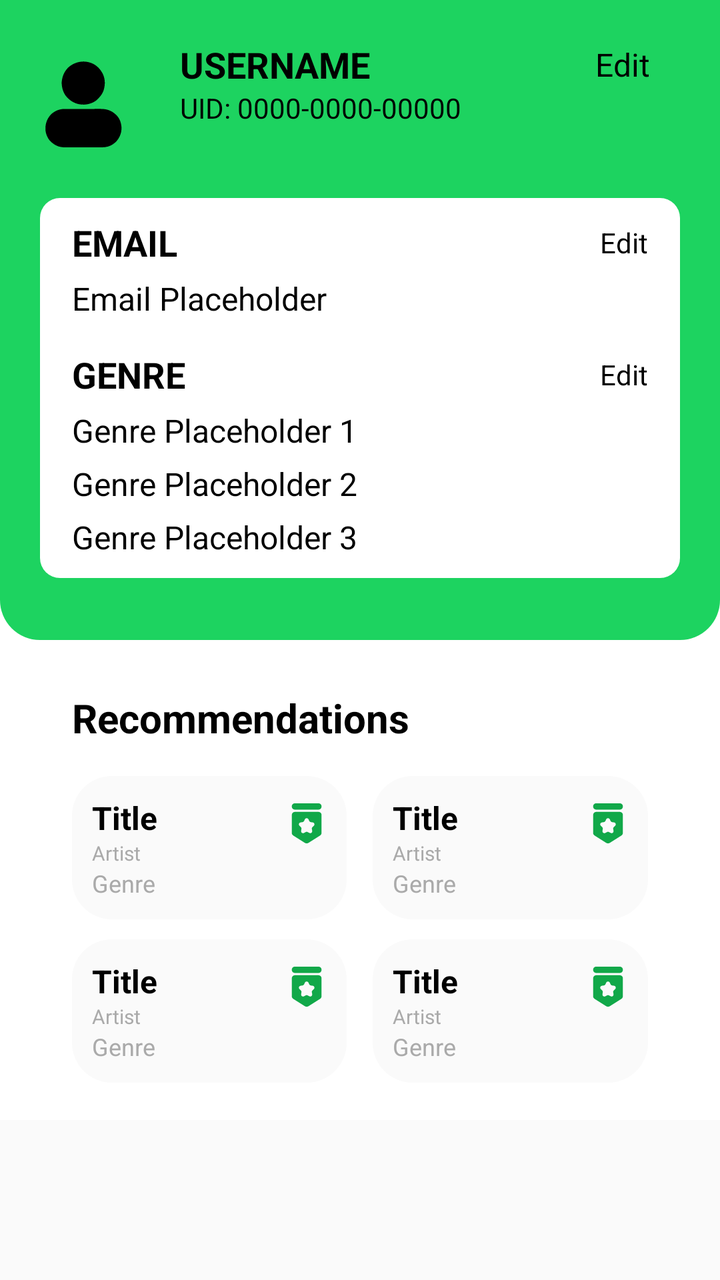
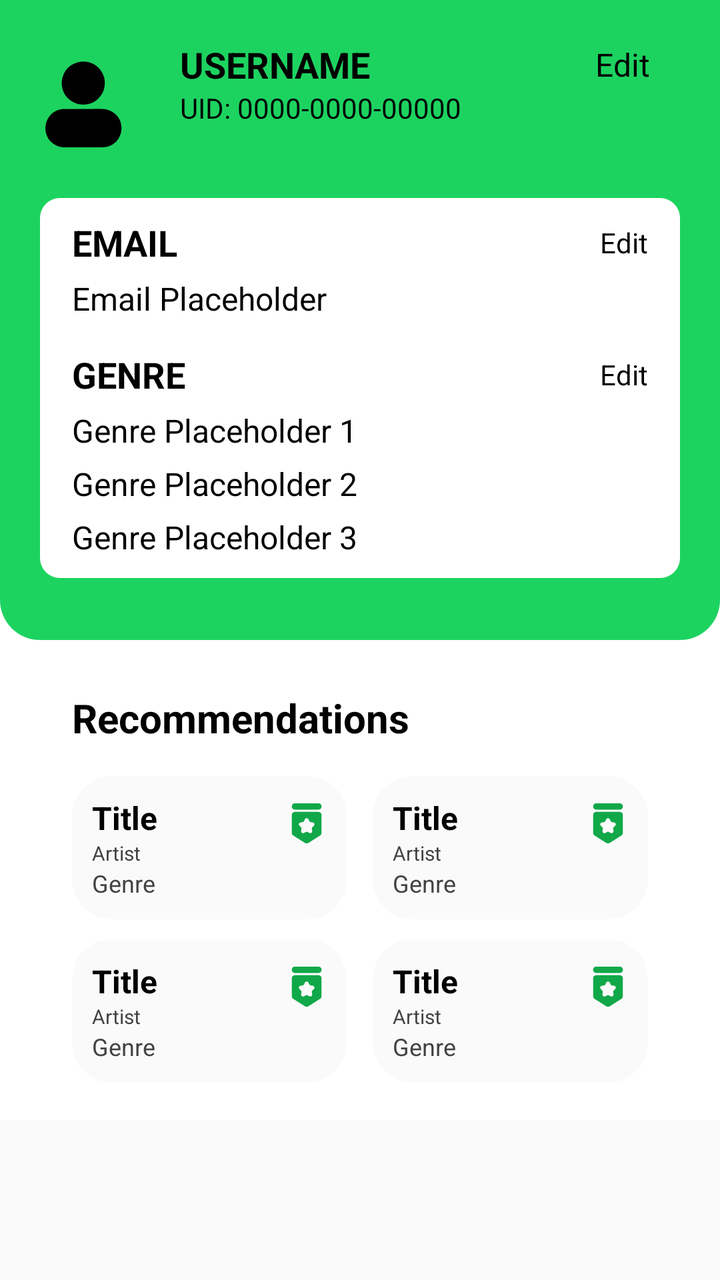

Two renders of the same Android screen: before a commit and after it. Below are the layout's source before the change and the commit's diff.
<!-- AndroidManifest.xml: application theme Theme.Achordpany -->
<!-- res/layout/fragment_profile.xml -->
<?xml version="1.0" encoding="utf-8"?>
<androidx.constraintlayout.widget.ConstraintLayout
    xmlns:android="http://schemas.android.com/apk/res/android"
    xmlns:tools="http://schemas.android.com/tools"
    xmlns:app="http://schemas.android.com/apk/res-auto"
    android:id="@+id/scrollView"
    android:layout_width="match_parent"
    android:layout_height="match_parent"
    android:padding="0dp"
    android:layout_marginTop="100dp"
    android:background="#FAFAFA">

    
    <LinearLayout
        android:layout_width="match_parent"
        android:layout_height="560dp"
        android:orientation="vertical"
        android:background="@color/white"
        app:layout_constraintStart_toEndOf="parent"
        app:layout_constraintBaseline_toBottomOf="parent"
        android:layout_marginTop="200dp">

        
        <LinearLayout
            android:layout_width="match_parent"
            android:layout_height="320dp"
            android:orientation="vertical"
            android:background="@drawable/rounded_background_profile"
            android:paddingBottom="0dp"
            android:layout_marginTop="0dp">

            
            <LinearLayout
                android:id="@+id/profile_header"
                android:layout_width="match_parent"
                android:layout_height="wrap_content"
                android:layout_marginTop="10dp"
                android:background="#1DD360"
                android:orientation="horizontal"
                android:padding="10dp">

                <ImageView
                    android:id="@+id/profile_image"
                    android:layout_width="64dp"
                    android:layout_height="64dp"
                    android:contentDescription="Profile Image"
                    android:src="@drawable/ic_profile_black_24dp" />

                
                <LinearLayout
                    android:layout_width="0dp"
                    android:layout_height="wrap_content"
                    android:layout_weight="1"
                    android:orientation="vertical"
                    android:paddingStart="16dp">

                    
                    <LinearLayout
                        android:layout_width="match_parent"
                        android:layout_height="wrap_content"
                        android:orientation="horizontal"
                        android:gravity="center_vertical">

                        <TextView
                            android:id="@+id/username"
                            android:layout_width="wrap_content"
                            android:layout_height="wrap_content"
                            android:text="USERNAME"
                            android:textColor="@color/black"
                            android:textSize="18sp"
                            android:textStyle="bold" />

                        
                        <View
                            android:layout_width="0dp"
                            android:layout_height="0dp"
                            android:layout_weight="1" />

                        <TextView
                            android:id="@+id/edit_username"
                            android:layout_width="wrap_content"
                            android:layout_height="wrap_content"
                            android:text="Edit"
                            android:layout_marginEnd="25dp"
                            android:textColor="@color/black"
                            android:textSize="16sp" />
                    </LinearLayout>

                    
                    <TextView
                        android:id="@+id/uid"
                        android:layout_width="wrap_content"
                        android:layout_height="wrap_content"
                        android:text="UID: 0000-0000-00000"
                        android:textColor="@color/black"
                        android:textSize="14sp" />
                </LinearLayout>
            </LinearLayout>

            
            <LinearLayout
                android:layout_width="match_parent"
                android:layout_height="200dp"
                android:layout_marginStart="20dp"
                android:layout_marginEnd="20dp"
                android:orientation="horizontal"
                android:gravity="center_vertical">

                
                <LinearLayout
                    android:layout_width="0dp"
                    android:layout_height="190dp"
                    android:layout_weight="1"
                    android:layout_marginBottom="0dp"
                    android:background="@drawable/rounded_background_home"
                    android:orientation="vertical"
                    android:padding="0dp">

                    
                    <RelativeLayout
                        android:layout_width="match_parent"
                        android:layout_height="wrap_content"
                        android:paddingStart="16dp"
                        android:paddingEnd="16dp"
                        android:layout_marginTop="10dp">

                        <TextView
                            android:id="@+id/email"
                            android:layout_width="wrap_content"
                            android:layout_height="wrap_content"
                            android:text="EMAIL"
                            android:textColor="@color/black"
                            android:textSize="18sp"
                            android:textStyle="bold"
                            android:layout_alignParentStart="true"
                            android:layout_centerVertical="true" />

                        <TextView
                            android:id="@+id/edit_email"
                            android:layout_width="wrap_content"
                            android:layout_height="wrap_content"
                            android:text="Edit"
                            android:textColor="@color/black"
                            android:layout_alignParentEnd="true"
                            android:layout_centerVertical="true" />
                    </RelativeLayout>

                    
                    <TextView
                        android:id="@+id/email_placeholder"
                        android:layout_width="match_parent"
                        android:layout_height="wrap_content"
                        android:text="Email Placeholder"
                        android:textColor="@color/black"
                        android:textSize="16sp"
                        android:paddingStart="16dp"
                        android:paddingEnd="16dp"
                        android:layout_marginTop="5dp" />

                    
                    <RelativeLayout
                        android:layout_width="match_parent"
                        android:layout_height="wrap_content"
                        android:paddingStart="16dp"
                        android:paddingEnd="16dp"
                        android:layout_marginTop="15dp">

                        <TextView
                            android:id="@+id/genre"
                            android:layout_width="wrap_content"
                            android:layout_height="wrap_content"
                            android:text="GENRE"
                            android:textColor="@color/black"
                            android:textSize="18sp"
                            android:textStyle="bold"
                            android:layout_alignParentStart="true"
                            android:layout_centerVertical="true" />

                        <TextView
                            android:id="@+id/edit_genre"
                            android:layout_width="wrap_content"
                            android:layout_height="wrap_content"
                            android:text="Edit"
                            android:textColor="@color/black"
                            android:layout_alignParentEnd="true"
                            android:layout_centerVertical="true" />
                    </RelativeLayout>

                    
                    <TextView
                        android:id="@+id/genre_placeholder_1"
                        android:layout_width="match_parent"
                        android:layout_height="wrap_content"
                        android:text="Genre Placeholder 1"
                        android:textColor="@color/black"
                        android:textSize="16sp"
                        android:paddingStart="16dp"
                        android:paddingEnd="16dp"
                        android:layout_marginTop="5dp" />

                    <TextView
                        android:id="@+id/genre_placeholder_2"
                        android:layout_width="match_parent"
                        android:layout_height="wrap_content"
                        android:text="Genre Placeholder 2"
                        android:textColor="@color/black"
                        android:textSize="16sp"
                        android:paddingStart="16dp"
                        android:paddingEnd="16dp"
                        android:layout_marginTop="5dp" />

                    <TextView
                        android:id="@+id/genre_placeholder_3"
                        android:layout_width="match_parent"
                        android:layout_height="wrap_content"
                        android:text="Genre Placeholder 3"
                        android:textColor="@color/black"
                        android:textSize="16sp"
                        android:paddingStart="16dp"
                        android:paddingEnd="16dp"
                        android:layout_marginTop="5dp" />

                </LinearLayout>

            </LinearLayout>

        </LinearLayout>

        
        <LinearLayout
            android:layout_width="match_parent"
            android:layout_height="230dp"
            android:layout_marginStart="16dp"
            android:layout_marginEnd="16dp"
            android:layout_marginTop="10dp"
            android:layout_marginBottom="10dp"
            android:background="@drawable/rounded_bg_recommendations_profile"
            android:orientation="vertical">

            
            <LinearLayout
                android:layout_width="match_parent"
                android:layout_height="wrap_content"
                android:orientation="horizontal"
                android:gravity="center_vertical"
                android:paddingVertical="8dp">
                <TextView
                    android:layout_width="wrap_content"
                    android:layout_height="wrap_content"
                    android:text="Recommendations"
                    android:textSize="20sp"
                    android:textStyle="bold"
                    android:layout_marginStart="20dp"
                    android:layout_marginTop="5dp"
                    android:textColor="@android:color/black" />
            </LinearLayout>

            
            <LinearLayout
                android:layout_width="match_parent"
                android:layout_height="wrap_content"
                android:orientation="horizontal"
                android:layout_marginTop="10dp"
                android:gravity="center_vertical">

                
                <LinearLayout
                    android:layout_width="0dp"
                    android:layout_height="wrap_content"
                    android:layout_weight="1"
                    android:orientation="horizontal"
                    android:gravity="center_vertical"
                    android:padding="10dp"
                    android:layout_marginStart="20dp"
                    android:layout_marginEnd="8dp"
                    android:background="@drawable/rounded_bg_recommendations_cards">

                    
                    <LinearLayout
                        android:layout_width="0dp"
                        android:layout_height="wrap_content"
                        android:layout_weight="1"
                        android:orientation="vertical">

                        <TextView
                            android:layout_width="wrap_content"
                            android:layout_height="wrap_content"
                            android:text="Title"
                            android:textColor="@android:color/black"
                            android:textSize="16sp"
                            android:textStyle="bold" />

                        <TextView
                            android:layout_width="wrap_content"
                            android:layout_height="wrap_content"
                            android:text="Artist"
                            android:textColor="@android:color/darker_gray"
                            android:textSize="10sp" />

                        <TextView
                            android:layout_width="wrap_content"
                            android:layout_height="wrap_content"
                            android:text="Genre"
                            android:textColor="@android:color/darker_gray"
                            android:textSize="12sp" />
                    </LinearLayout>

                    
                    <ImageView
                        android:layout_width="20dp"
                        android:layout_height="20dp"
                        android:layout_marginStart="8dp"
                        android:layout_marginBottom="12dp"
                        android:src="@drawable/ic_recommendation"
                        android:contentDescription="recommended1" />
                </LinearLayout>

                
                <LinearLayout
                    android:layout_width="0dp"
                    android:layout_height="wrap_content"
                    android:layout_weight="1"
                    android:orientation="horizontal"
                    android:gravity="center_vertical"
                    android:padding="10dp"
                    android:layout_marginStart="5dp"
                    android:layout_marginEnd="20dp"
                    android:background="@drawable/rounded_bg_recommendations_cards">

                    
                    <LinearLayout
                        android:layout_width="0dp"
                        android:layout_height="wrap_content"
                        android:layout_weight="1"
                        android:orientation="vertical">

                        <TextView
                            android:layout_width="wrap_content"
                            android:layout_height="wrap_content"
                            android:text="Title"
                            android:textColor="@android:color/black"
                            android:textSize="16sp"
                            android:textStyle="bold" />

                        <TextView
                            android:layout_width="wrap_content"
                            android:layout_height="wrap_content"
                            android:text="Artist"
                            android:textColor="@android:color/darker_gray"
                            android:textSize="10sp" />

                        <TextView
                            android:layout_width="wrap_content"
                            android:layout_height="wrap_content"
                            android:text="Genre"
                            android:textColor="@android:color/darker_gray"
                            android:textSize="12sp" />
                    </LinearLayout>

                    
                    <ImageView
                        android:layout_width="20dp"
                        android:layout_height="20dp"
                        android:layout_marginStart="8dp"
                        android:layout_marginBottom="12dp"
                        android:src="@drawable/ic_recommendation"
                        android:contentDescription="recommended2" />
                </LinearLayout>
            </LinearLayout>

            
            <LinearLayout
                android:layout_width="match_parent"
                android:layout_height="wrap_content"
                android:layout_marginTop="10dp"
                android:orientation="horizontal"
                android:gravity="center_vertical">

                
                <LinearLayout
                    android:layout_width="0dp"
                    android:layout_height="wrap_content"
                    android:layout_weight="1"
                    android:orientation="horizontal"
                    android:gravity="center_vertical"
                    android:padding="10dp"
                    android:layout_marginStart="20dp"
                    android:layout_marginEnd="8dp"
                    android:background="@drawable/rounded_bg_recommendations_cards">

                    
                    <LinearLayout
                        android:layout_width="0dp"
                        android:layout_height="wrap_content"
                        android:layout_weight="1"
                        android:orientation="vertical">

                        <TextView
                            android:layout_width="wrap_content"
                            android:layout_height="wrap_content"
                            android:text="Title"
                            android:textColor="@android:color/black"
                            android:textSize="16sp"
                            android:textStyle="bold" />

                        <TextView
                            android:layout_width="wrap_content"
                            android:layout_height="wrap_content"
                            android:text="Artist"
                            android:textColor="@android:color/darker_gray"
                            android:textSize="10sp" />

                        <TextView
                            android:layout_width="wrap_content"
                            android:layout_height="wrap_content"
                            android:text="Genre"
                            android:textColor="@android:color/darker_gray"
                            android:textSize="12sp" />
                    </LinearLayout>

                    
                    <ImageView
                        android:layout_width="20dp"
                        android:layout_height="20dp"
                        android:layout_marginStart="8dp"
                        android:layout_marginBottom="12dp"
                        android:src="@drawable/ic_recommendation"
                        android:contentDescription="recommended1" />
                </LinearLayout>

                
                <LinearLayout
                    android:layout_width="0dp"
                    android:layout_height="wrap_content"
                    android:layout_weight="1"
                    android:orientation="horizontal"
                    android:gravity="center_vertical"
                    android:padding="10dp"
                    android:layout_marginStart="5dp"
                    android:layout_marginEnd="20dp"
                    android:background="@drawable/rounded_bg_recommendations_cards">

                    
                    <LinearLayout
                        android:layout_width="0dp"
                        android:layout_height="wrap_content"
                        android:layout_weight="1"
                        android:orientation="vertical">

                        <TextView
                            android:layout_width="wrap_content"
                            android:layout_height="wrap_content"
                            android:text="Title"
                            android:textColor="@android:color/black"
                            android:textSize="16sp"
                            android:textStyle="bold" />

                        <TextView
                            android:layout_width="wrap_content"
                            android:layout_height="wrap_content"
                            android:text="Artist"
                            android:textColor="@android:color/darker_gray"
                            android:textSize="10sp" />

                        <TextView
                            android:layout_width="wrap_content"
                            android:layout_height="wrap_content"
                            android:text="Genre"
                            android:textColor="@android:color/darker_gray"
                            android:textSize="12sp" />
                    </LinearLayout>

                    
                    <ImageView
                        android:layout_width="20dp"
                        android:layout_height="20dp"
                        android:layout_marginStart="8dp"
                        android:layout_marginBottom="12dp"
                        android:src="@drawable/ic_recommendation"
                        android:contentDescription="recommended2" />
                </LinearLayout>
            </LinearLayout>
        </LinearLayout>
    </LinearLayout>
</androidx.constraintlayout.widget.ConstraintLayout>
<!-- resources referenced by this layout -->
<resources>
  <color name="black">#FF000000</color>
  <color name="white">#FFFFFFFF</color>
  <!-- drawable ic_profile_black_24dp: vector/xml drawable (drawable, 2397 chars, omitted) -->
  <!-- drawable ic_recommendation: vector/xml drawable (drawable, 6841 chars, omitted) -->
  <!-- drawable rounded_background_home (drawable) -->
  <shape xmlns:android="http://schemas.android.com/apk/res/android">
      <solid android:color="#FFFFFF" />  
      <corners android:radius="10dp" />   
  </shape>
  <!-- drawable rounded_background_profile (drawable) -->
  <shape xmlns:android="http://schemas.android.com/apk/res/android">
      <solid android:color="#1DD360" />  
      <corners
          android:topLeftRadius="0dp"
          android:topRightRadius="0dp"
          android:bottomLeftRadius="20dp"
          android:bottomRightRadius="20dp" />
  </shape>
  <!-- drawable rounded_bg_recommendations_cards (drawable) -->
  <?xml version="1.0" encoding="utf-8"?>
  <shape xmlns:android="http://schemas.android.com/apk/res/android"
      android:shape="rectangle">
  
      <corners android:radius="20dp"/> 
      <solid android:color="#FAFAFA"/> 
  
  </shape>
  <!-- drawable rounded_bg_recommendations_profile (drawable) -->
  <shape xmlns:android="http://schemas.android.com/apk/res/android">
      <solid android:color="@color/white" />  
      <corners android:radius="20dp" />   
  </shape>
  <style name="Theme.Achordpany" parent="Theme.MaterialComponents.DayNight.DarkActionBar">
          
          <item name="android:windowBackground">@color/background_light</item>
          
          <item name="colorPrimary">@color/light_green</item>
          <item name="colorPrimaryVariant">@color/light_green_700</item>
          <item name="colorOnPrimary">@color/text_dark</item>
          
          <item name="colorSecondary">@color/dark_green_200</item>
          <item name="colorSecondaryVariant">@color/dark_green_700</item>
          <item name="colorOnSecondary">@color/text_dark</item>
          
          <item name="android:statusBarColor">?attr/colorPrimaryVariant</item>
          
          <item name="bottomNavigationStyle">@style/Widget.BottomNavigationView</item>
  
      </style>
  <color name="background_light">#FFFAFAFA</color>
  <color name="light_green">#FF1DD360</color>
  <color name="light_green_700">#FF11843C</color>
  <color name="text_dark">#FF121212</color>
  <color name="dark_green_200">#FFAEFFCB</color>
  <color name="dark_green_700">#FF009635</color>
  <style name="Widget.BottomNavigationView" parent="Widget.MaterialComponents.BottomNavigationView">
          <item name="itemIconTint">@color/bottom_nav_color</item>
          <item name="itemTextColor">@color/bottom_nav_color</item>
      </style>
</resources>

<!-- the commit's change to res/layout/fragment_profile.xml (unified diff, before → after) -->
@@ -44,7 +44,8 @@
                     android:layout_width="64dp"
                     android:layout_height="64dp"
                     android:contentDescription="Profile Image"
-                    android:src="@drawable/ic_profile_black_24dp" />
+                    android:src="@drawable/ic_profile_black_24dp"
+                    tools:ignore="HardcodedText" />
 
                 
                 <LinearLayout
@@ -52,7 +53,8 @@
                     android:layout_height="wrap_content"
                     android:layout_weight="1"
                     android:orientation="vertical"
-                    android:paddingStart="16dp">
+                    android:paddingStart="16dp"
+                    tools:ignore="RtlSymmetry">
 
                     
                     <LinearLayout
@@ -68,7 +70,8 @@
                             android:text="USERNAME"
                             android:textColor="@color/black"
                             android:textSize="18sp"
-                            android:textStyle="bold" />
+                            android:textStyle="bold"
+                            tools:ignore="HardcodedText" />
 
                         
                         <View
@@ -83,7 +86,8 @@
                             android:text="Edit"
                             android:layout_marginEnd="25dp"
                             android:textColor="@color/black"
-                            android:textSize="16sp" />
+                            android:textSize="16sp"
+                            tools:ignore="HardcodedText" />
                     </LinearLayout>
 
                     
@@ -93,7 +97,8 @@
                         android:layout_height="wrap_content"
                         android:text="UID: 0000-0000-00000"
                         android:textColor="@color/black"
-                        android:textSize="14sp" />
+                        android:textSize="14sp"
+                        tools:ignore="HardcodedText" />
                 </LinearLayout>
             </LinearLayout>
 
@@ -104,45 +109,49 @@
                 android:layout_marginStart="20dp"
                 android:layout_marginEnd="20dp"
                 android:orientation="horizontal"
-                android:gravity="center_vertical">
+                android:gravity="center_vertical"
+                android:baselineAligned="false" >
 
                 
                 <LinearLayout
                     android:layout_width="0dp"
                     android:layout_height="190dp"
+                    android:layout_marginBottom="0dp"
                     android:layout_weight="1"
-                    android:layout_marginBottom="0dp"
                     android:background="@drawable/rounded_background_home"
                     android:orientation="vertical"
-                    android:padding="0dp">
+                    android:padding="0dp"
+                    tools:ignore="UselessParent,TextSizeCheck">
 
                     
                     <RelativeLayout
                         android:layout_width="match_parent"
                         android:layout_height="wrap_content"
+                        android:layout_marginTop="10dp"
                         android:paddingStart="16dp"
-                        android:paddingEnd="16dp"
-                        android:layout_marginTop="10dp">
+                        android:paddingEnd="16dp">
 
                         <TextView
                             android:id="@+id/email"
                             android:layout_width="wrap_content"
                             android:layout_height="wrap_content"
+                            android:layout_alignParentStart="true"
+                            android:layout_centerVertical="true"
                             android:text="EMAIL"
                             android:textColor="@color/black"
                             android:textSize="18sp"
                             android:textStyle="bold"
-                            android:layout_alignParentStart="true"
-                            android:layout_centerVertical="true" />
+                            tools:ignore="HardcodedText" />
 
                         <TextView
                             android:id="@+id/edit_email"
                             android:layout_width="wrap_content"
                             android:layout_height="wrap_content"
+                            android:layout_alignParentEnd="true"
+                            android:layout_centerVertical="true"
                             android:text="Edit"
                             android:textColor="@color/black"
-                            android:layout_alignParentEnd="true"
-                            android:layout_centerVertical="true" />
+                            tools:ignore="HardcodedText" />
                     </RelativeLayout>
 
                     
@@ -150,40 +159,43 @@
                         android:id="@+id/email_placeholder"
                         android:layout_width="match_parent"
                         android:layout_height="wrap_content"
+                        android:layout_marginTop="5dp"
+                        android:paddingStart="16dp"
+                        android:paddingEnd="16dp"
                         android:text="Email Placeholder"
                         android:textColor="@color/black"
                         android:textSize="16sp"
+                        tools:ignore="HardcodedText" />
+
+                    
+                    <RelativeLayout
+                        android:layout_width="match_parent"
+                        android:layout_height="wrap_content"
+                        android:layout_marginTop="15dp"
                         android:paddingStart="16dp"
-                        android:paddingEnd="16dp"
-                        android:layout_marginTop="5dp" />
-
-                    
-                    <RelativeLayout
-                        android:layout_width="match_parent"
-                        android:layout_height="wrap_content"
-                        android:paddingStart="16dp"
-                        android:paddingEnd="16dp"
-                        android:layout_marginTop="15dp">
+                        android:paddingEnd="16dp">
 
                         <TextView
                             android:id="@+id/genre"
                             android:layout_width="wrap_content"
                             android:layout_height="wrap_content"
+                            android:layout_alignParentStart="true"
+                            android:layout_centerVertical="true"
                             android:text="GENRE"
                             android:textColor="@color/black"
                             android:textSize="18sp"
                             android:textStyle="bold"
-                            android:layout_alignParentStart="true"
-                            android:layout_centerVertical="true" />
+                            tools:ignore="HardcodedText" />
 
                         <TextView
                             android:id="@+id/edit_genre"
                             android:layout_width="wrap_content"
                             android:layout_height="wrap_content"
+                            android:layout_alignParentEnd="true"
+                            android:layout_centerVertical="true"
                             android:text="Edit"
                             android:textColor="@color/black"
-                            android:layout_alignParentEnd="true"
-                            android:layout_centerVertical="true" />
+                            tools:ignore="HardcodedText" />
                     </RelativeLayout>
 
                     
@@ -191,34 +203,37 @@
                         android:id="@+id/genre_placeholder_1"
                         android:layout_width="match_parent"
                         android:layout_height="wrap_content"
+                        android:layout_marginTop="5dp"
+                        android:paddingStart="16dp"
+                        android:paddingEnd="16dp"
                         android:text="Genre Placeholder 1"
                         android:textColor="@color/black"
                         android:textSize="16sp"
+                        tools:ignore="HardcodedText" />
+
+                    <TextView
+                        android:id="@+id/genre_placeholder_2"
+                        android:layout_width="match_parent"
+                        android:layout_height="wrap_content"
+                        android:layout_marginTop="5dp"
                         android:paddingStart="16dp"
                         android:paddingEnd="16dp"
-                        android:layout_marginTop="5dp" />
-
-                    <TextView
-                        android:id="@+id/genre_placeholder_2"
-                        android:layout_width="match_parent"
-                        android:layout_height="wrap_content"
                         android:text="Genre Placeholder 2"
                         android:textColor="@color/black"
                         android:textSize="16sp"
+                        tools:ignore="HardcodedText" />
+
+                    <TextView
+                        android:id="@+id/genre_placeholder_3"
+                        android:layout_width="match_parent"
+                        android:layout_height="wrap_content"
+                        android:layout_marginTop="5dp"
                         android:paddingStart="16dp"
                         android:paddingEnd="16dp"
-                        android:layout_marginTop="5dp" />
-
-                    <TextView
-                        android:id="@+id/genre_placeholder_3"
-                        android:layout_width="match_parent"
-                        android:layout_height="wrap_content"
                         android:text="Genre Placeholder 3"
                         android:textColor="@color/black"
                         android:textSize="16sp"
-                        android:paddingStart="16dp"
-                        android:paddingEnd="16dp"
-                        android:layout_marginTop="5dp" />
+                        tools:ignore="HardcodedText" />
 
                 </LinearLayout>
 
@@ -231,56 +246,61 @@
             android:layout_width="match_parent"
             android:layout_height="230dp"
             android:layout_marginStart="16dp"
+            android:layout_marginTop="10dp"
             android:layout_marginEnd="16dp"
-            android:layout_marginTop="10dp"
             android:layout_marginBottom="10dp"
             android:background="@drawable/rounded_bg_recommendations_profile"
-            android:orientation="vertical">
+            android:orientation="vertical"
+            tools:ignore="TextSizeCheck">
 
             
             <LinearLayout
                 android:layout_width="match_parent"
                 android:layout_height="wrap_content"
+                android:gravity="center_vertical"
                 android:orientation="horizontal"
-                android:gravity="center_vertical"
                 android:paddingVertical="8dp">
+
                 <TextView
                     android:layout_width="wrap_content"
                     android:layout_height="wrap_content"
+                    android:layout_marginStart="20dp"
+                    android:layout_marginTop="5dp"
                     android:text="Recommendations"
+                    android:textColor="@android:color/black"
                     android:textSize="20sp"
                     android:textStyle="bold"
-                    android:layout_marginStart="20dp"
-                    android:layout_marginTop="5dp"
-                    android:textColor="@android:color/black" />
+                    tools:ignore="HardcodedText" />
             </LinearLayout>
 
             
             <LinearLayout
                 android:layout_width="match_parent"
                 android:layout_height="wrap_content"
-                android:orientation="horizontal"
                 android:layout_marginTop="10dp"
-                android:gravity="center_vertical">
+                android:baselineAligned="false"
+                android:gravity="center_vertical"
+                android:orientation="horizontal">
 
                 
                 <LinearLayout
                     android:layout_width="0dp"
                     android:layout_height="wrap_content"
-                    android:layout_weight="1"
-                    android:orientation="horizontal"
-                    android:gravity="center_vertical"
-                    android:padding="10dp"
                     android:layout_marginStart="20dp"
                     android:layout_marginEnd="8dp"
-                    android:background="@drawable/rounded_bg_recommendations_cards">
+                    android:layout_weight="1"
+                    android:background="@drawable/rounded_bg_recommendations_cards"
+                    android:gravity="center_vertical"
+                    android:orientation="horizontal"
+                    android:padding="10dp">
 
                     
                     <LinearLayout
                         android:layout_width="0dp"
                         android:layout_height="wrap_content"
                         android:layout_weight="1"
-                        android:orientation="vertical">
+                        android:orientation="vertical"
+                        tools:ignore="NestedWeights">
 
                         <TextView
                             android:layout_width="wrap_content"
@@ -288,21 +308,24 @@
                             android:text="Title"
                             android:textColor="@android:color/black"
                             android:textSize="16sp"
-                            android:textStyle="bold" />
+                            android:textStyle="bold"
+                            tools:ignore="HardcodedText" />
 
                         <TextView
                             android:layout_width="wrap_content"
                             android:layout_height="wrap_content"
                             android:text="Artist"
-                            android:textColor="@android:color/darker_gray"
-                            android:textSize="10sp" />
+                            android:textColor="#424242"
+                            android:textSize="10sp"
+                            tools:ignore="HardcodedText,SmallSp" />
 
                         <TextView
                             android:layout_width="wrap_content"
                             android:layout_height="wrap_content"
                             android:text="Genre"
-                            android:textColor="@android:color/darker_gray"
-                            android:textSize="12sp" />
+                            android:textColor="#424242"
+                            android:textSize="12sp"
+                            tools:ignore="HardcodedText" />
                     </LinearLayout>
 
                     
@@ -311,28 +334,30 @@
                         android:layout_height="20dp"
                         android:layout_marginStart="8dp"
                         android:layout_marginBottom="12dp"
+                        android:contentDescription="recommended1"
                         android:src="@drawable/ic_recommendation"
-                        android:contentDescription="recommended1" />
+                        tools:ignore="HardcodedText" />
                 </LinearLayout>
 
                 
                 <LinearLayout
                     android:layout_width="0dp"
                     android:layout_height="wrap_content"
-                    android:layout_weight="1"
-                    android:orientation="horizontal"
-                    android:gravity="center_vertical"
-                    android:padding="10dp"
                     android:layout_marginStart="5dp"
                     android:layout_marginEnd="20dp"
-                    android:background="@drawable/rounded_bg_recommendations_cards">
+                    android:layout_weight="1"
+                    android:background="@drawable/rounded_bg_recommendations_cards"
+                    android:gravity="center_vertical"
+                    android:orientation="horizontal"
+                    android:padding="10dp">
 
                     
                     <LinearLayout
                         android:layout_width="0dp"
                         android:layout_height="wrap_content"
                         android:layout_weight="1"
-                        android:orientation="vertical">
+                        android:orientation="vertical"
+                        tools:ignore="NestedWeights">
 
                         <TextView
                             android:layout_width="wrap_content"
@@ -340,21 +365,24 @@
                             android:text="Title"
                             android:textColor="@android:color/black"
                             android:textSize="16sp"
-                            android:textStyle="bold" />
+                            android:textStyle="bold"
+                            tools:ignore="HardcodedText" />
 
                         <TextView
                             android:layout_width="wrap_content"
                             android:layout_height="wrap_content"
                             android:text="Artist"
-                            android:textColor="@android:color/darker_gray"
-                            android:textSize="10sp" />
+                            android:textColor="#424242"
+                            android:textSize="10sp"
+                            tools:ignore="HardcodedText,SmallSp" />
 
                         <TextView
                             android:layout_width="wrap_content"
                             android:layout_height="wrap_content"
                             android:text="Genre"
-                            android:textColor="@android:color/darker_gray"
-                            android:textSize="12sp" />
+                            android:textColor="#424242"
+                            android:textSize="12sp"
+                            tools:ignore="HardcodedText" />
                     </LinearLayout>
 
                     
@@ -363,8 +391,9 @@
                         android:layout_height="20dp"
                         android:layout_marginStart="8dp"
                         android:layout_marginBottom="12dp"
+                        android:contentDescription="recommended2"
                         android:src="@drawable/ic_recommendation"
-                        android:contentDescription="recommended2" />
+                        tools:ignore="HardcodedText" />
                 </LinearLayout>
             </LinearLayout>
 
@@ -373,27 +402,29 @@
                 android:layout_width="match_parent"
                 android:layout_height="wrap_content"
                 android:layout_marginTop="10dp"
-                android:orientation="horizontal"
-                android:gravity="center_vertical">
+                android:baselineAligned="false"
+                android:gravity="center_vertical"
+                android:orientation="horizontal">
 
                 
                 <LinearLayout
                     android:layout_width="0dp"
                     android:layout_height="wrap_content"
-                    android:layout_weight="1"
-                    android:orientation="horizontal"
-                    android:gravity="center_vertical"
-                    android:padding="10dp"
                     android:layout_marginStart="20dp"
                     android:layout_marginEnd="8dp"
-                    android:background="@drawable/rounded_bg_recommendations_cards">
+                    android:layout_weight="1"
+                    android:background="@drawable/rounded_bg_recommendations_cards"
+                    android:gravity="center_vertical"
+                    android:orientation="horizontal"
+                    android:padding="10dp">
 
                     
                     <LinearLayout
                         android:layout_width="0dp"
                         android:layout_height="wrap_content"
                         android:layout_weight="1"
-                        android:orientation="vertical">
+                        android:orientation="vertical"
+                        tools:ignore="NestedWeights">
 
                         <TextView
                             android:layout_width="wrap_content"
@@ -401,21 +432,24 @@
                             android:text="Title"
                             android:textColor="@android:color/black"
                             android:textSize="16sp"
-                            android:textStyle="bold" />
+                            android:textStyle="bold"
+                            tools:ignore="HardcodedText" />
 
                         <TextView
                             android:layout_width="wrap_content"
                             android:layout_height="wrap_content"
                             android:text="Artist"
-                            android:textColor="@android:color/darker_gray"
-                            android:textSize="10sp" />
+                            android:textColor="#424242"
+                            android:textSize="10sp"
+                            tools:ignore="HardcodedText,SmallSp" />
 
                         <TextView
                             android:layout_width="wrap_content"
                             android:layout_height="wrap_content"
                             android:text="Genre"
-                            android:textColor="@android:color/darker_gray"
-                            android:textSize="12sp" />
+                            android:textColor="#424242"
+                            android:textSize="12sp"
+                            tools:ignore="HardcodedText" />
                     </LinearLayout>
 
                     
@@ -424,28 +458,30 @@
                         android:layout_height="20dp"
                         android:layout_marginStart="8dp"
                         android:layout_marginBottom="12dp"
+                        android:contentDescription="recommended1"
                         android:src="@drawable/ic_recommendation"
-                        android:contentDescription="recommended1" />
+                        tools:ignore="HardcodedText" />
                 </LinearLayout>
 
                 
                 <LinearLayout
                     android:layout_width="0dp"
                     android:layout_height="wrap_content"
-                    android:layout_weight="1"
-                    android:orientation="horizontal"
-                    android:gravity="center_vertical"
-                    android:padding="10dp"
                     android:layout_marginStart="5dp"
                     android:layout_marginEnd="20dp"
-                    android:background="@drawable/rounded_bg_recommendations_cards">
+                    android:layout_weight="1"
+                    android:background="@drawable/rounded_bg_recommendations_cards"
+                    android:gravity="center_vertical"
+                    android:orientation="horizontal"
+                    android:padding="10dp">
 
                     
                     <LinearLayout
                         android:layout_width="0dp"
                         android:layout_height="wrap_content"
                         android:layout_weight="1"
-                        android:orientation="vertical">
+                        android:orientation="vertical"
+                        tools:ignore="NestedWeights">
 
                         <TextView
                             android:layout_width="wrap_content"
@@ -453,21 +489,24 @@
                             android:text="Title"
                             android:textColor="@android:color/black"
                             android:textSize="16sp"
-                            android:textStyle="bold" />
+                            android:textStyle="bold"
+                            tools:ignore="HardcodedText" />
 
                         <TextView
                             android:layout_width="wrap_content"
                             android:layout_height="wrap_content"
                             android:text="Artist"
-                            android:textColor="@android:color/darker_gray"
-                            android:textSize="10sp" />
+                            android:textColor="#424242"
+                            android:textSize="10sp"
+                            tools:ignore="HardcodedText,SmallSp" />
 
                         <TextView
                             android:layout_width="wrap_content"
                             android:layout_height="wrap_content"
                             android:text="Genre"
-                            android:textColor="@android:color/darker_gray"
-                            android:textSize="12sp" />
+                            android:textColor="#424242"
+                            android:textSize="12sp"
+                            tools:ignore="HardcodedText" />
                     </LinearLayout>
 
                     
@@ -476,8 +515,9 @@
                         android:layout_height="20dp"
                         android:layout_marginStart="8dp"
                         android:layout_marginBottom="12dp"
+                        android:contentDescription="recommended2"
                         android:src="@drawable/ic_recommendation"
-                        android:contentDescription="recommended2" />
+                        tools:ignore="HardcodedText" />
                 </LinearLayout>
             </LinearLayout>
         </LinearLayout>
